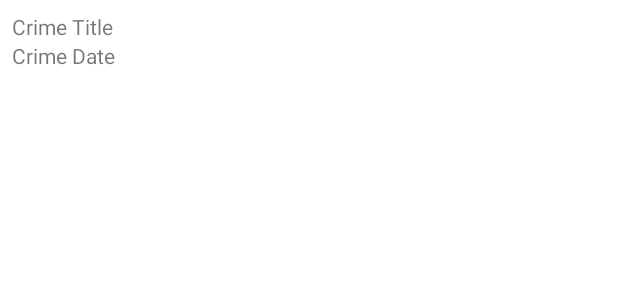
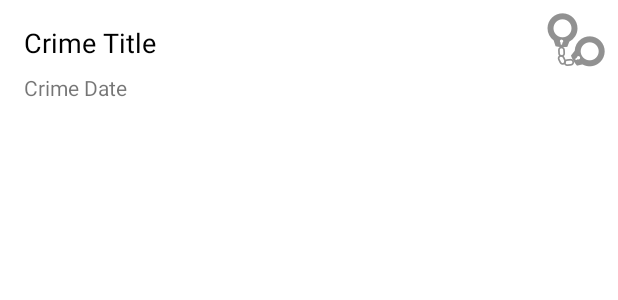
Before and after one commit to dkqa/CriminalIntent, an Android app: the layout list_item_crime.xml on its own in the app's theme, with its tools: preview values and no code run, on a phone screen of 412 x 824 dp. Shown: the top 300 px of the screen. Run offline under Robolectric (Android 15) with nearby library versions, the phone set to English and light mode, and no system bars.

Commit message:
Chapter 10 - Building Interfaces Using Layouts and Widgets

```diff
--- a/app/src/main/java/com/dkqa/android/criminalintent/CrimeListFragment.kt
+++ b/app/src/main/java/com/dkqa/android/criminalintent/CrimeListFragment.kt
@@ -5,6 +5,7 @@ import android.util.Log
 import android.view.LayoutInflater
 import android.view.View
 import android.view.ViewGroup
+import android.widget.ImageView
 import android.widget.TextView
 import android.widget.Toast
 import androidx.fragment.app.Fragment
@@ -54,6 +55,7 @@ class CrimeListFragment : Fragment() {
 
         private val titleTextView: TextView = itemView.findViewById(R.id.crime_title)
         private val dateTextView: TextView = itemView.findViewById(R.id.crime_date)
+        private val solvedImageView: ImageView = itemView.findViewById(R.id.crime_solved)
 
         init {
             itemView.setOnClickListener(this)
@@ -63,6 +65,11 @@ class CrimeListFragment : Fragment() {
             this.crime = crime
             titleTextView.text = this.crime.title
             dateTextView.text = this.crime.date.toString()
+            solvedImageView.visibility = if (crime.isSolved) {
+                View.VISIBLE
+            } else {
+                View.GONE
+            }
         }
 
         override fun onClick(v: View?) {
--- a/app/src/main/res/layout/list_item_crime.xml
+++ b/app/src/main/res/layout/list_item_crime.xml
@@ -1,20 +1,48 @@
 <?xml version="1.0" encoding="utf-8"?>
-<LinearLayout xmlns:android="http://schemas.android.com/apk/res/android"
+<androidx.constraintlayout.widget.ConstraintLayout xmlns:android="http://schemas.android.com/apk/res/android"
+    xmlns:app="http://schemas.android.com/apk/res-auto"
+    xmlns:tools="http://schemas.android.com/tools"
+    android:id="@+id/linearLayout"
     android:layout_width="match_parent"
-    android:layout_height="wrap_content"
-    android:orientation="vertical"
-    android:padding="8dp">
+    android:layout_height="wrap_content">
 
     <TextView
         android:id="@+id/crime_title"
-        android:layout_width="match_parent"
+        android:layout_width="0dp"
         android:layout_height="wrap_content"
-        android:text="Crime Title" />
+        android:layout_marginStart="16dp"
+        android:layout_marginTop="16dp"
+        android:layout_marginEnd="8dp"
+        android:text="Crime Title"
+        android:textColor="@android:color/black"
+        android:textSize="18sp"
+        app:layout_constraintEnd_toStartOf="@+id/crime_solved"
+        app:layout_constraintStart_toStartOf="parent"
+        app:layout_constraintTop_toTopOf="parent" />
 
     <TextView
         android:id="@+id/crime_date"
-        android:layout_width="match_parent"
+        android:layout_width="0dp"
         android:layout_height="wrap_content"
-        android:text="Crime Date" />
+        android:layout_marginStart="16dp"
+        android:layout_marginTop="8dp"
+        android:layout_marginEnd="8dp"
+        android:text="Crime Date"
+        app:layout_constraintEnd_toStartOf="@+id/crime_solved"
+        app:layout_constraintStart_toStartOf="parent"
+        app:layout_constraintTop_toBottomOf="@+id/crime_title" />
 
-</LinearLayout>
+    <ImageView
+        android:id="@+id/crime_solved"
+        android:layout_width="wrap_content"
+        android:layout_height="wrap_content"
+        android:layout_marginTop="8dp"
+        android:layout_marginEnd="8dp"
+        android:layout_marginBottom="8dp"
+        app:layout_constraintBottom_toBottomOf="parent"
+        app:layout_constraintEnd_toEndOf="parent"
+        app:layout_constraintTop_toTopOf="parent"
+        app:layout_constraintVertical_bias="0.0"
+        app:srcCompat="@drawable/ic_solved" />
+
+</androidx.constraintlayout.widget.ConstraintLayout>
```
Also changed, not shown: app/src/main/res/drawable-hdpi/ic_solved.png (added), app/src/main/res/drawable-mdpi/ic_solved.png (added), app/src/main/res/drawable-xhdpi/ic_solved.png (added), app/src/main/res/drawable-xxhdpi/ic_solved.png (added), app/src/main/res/drawable-xxxhdpi/ic_solved.png (added).
